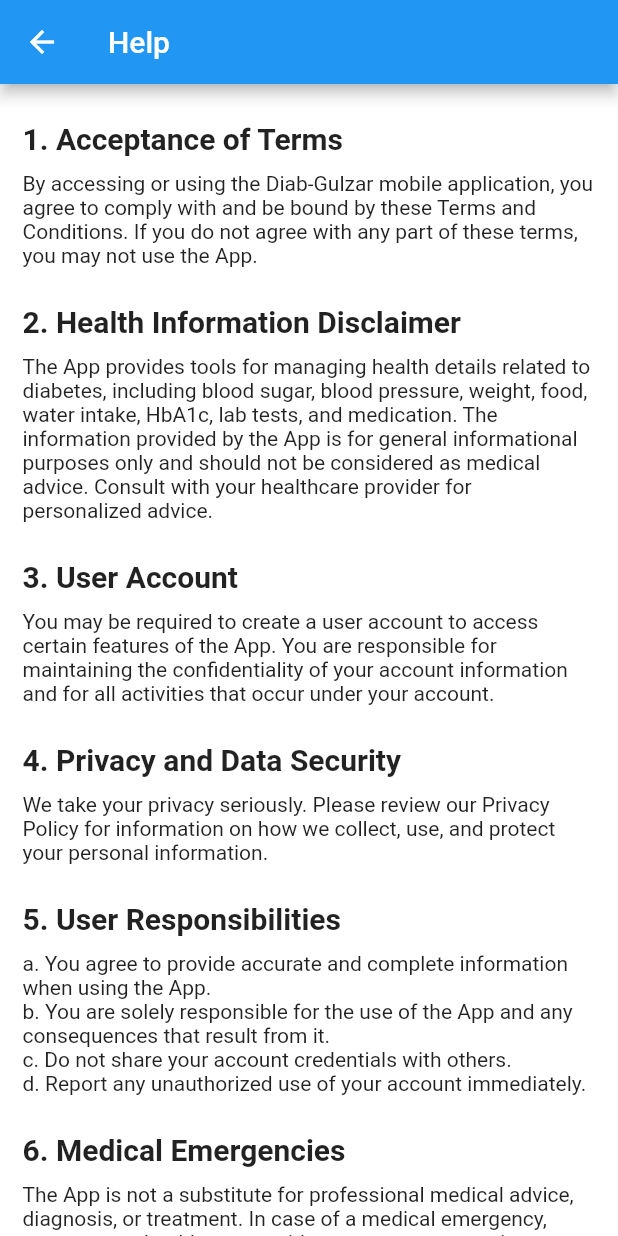
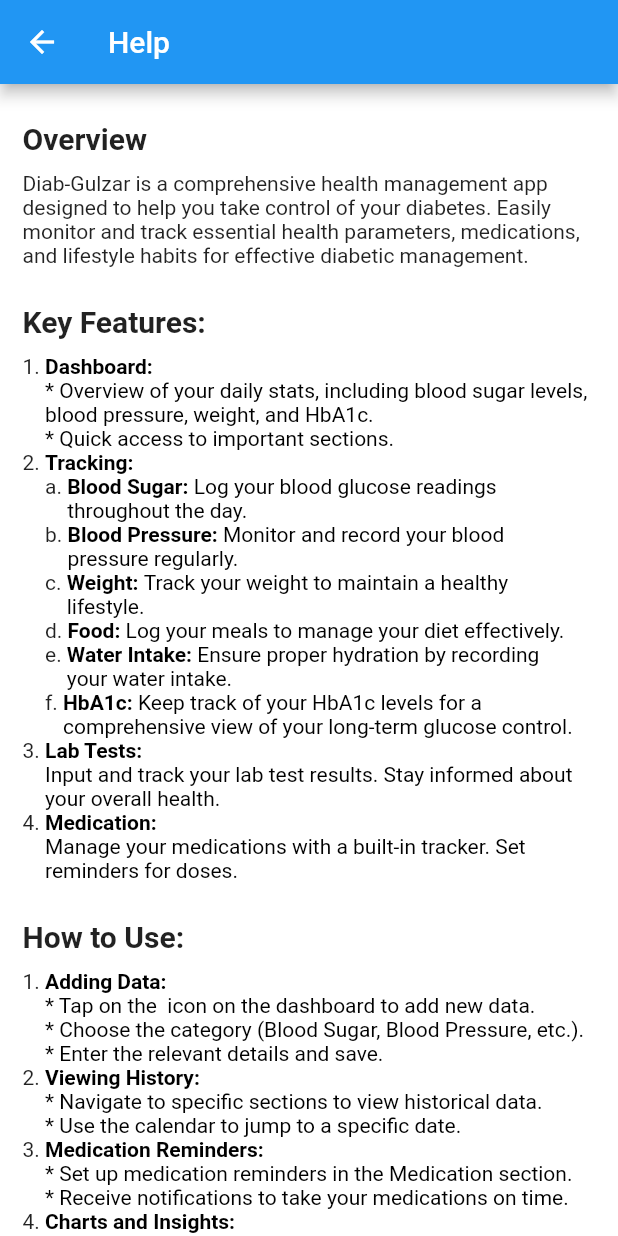
Before and after one commit to gulzarNabeel/gulzarNabeel, a Flutter app: the DataContentVC screen opened directly, on a phone screen of 412 x 824 dp. Run offline on Flutter 3.47's test engine with Material 2 defaults, Android fonts, the phone set to English and light mode, and no system bars; our stand-ins replace cloud_firestore, firebase_auth, firebase_core, firebase_storage, image_cropper, image_picker and 2 more; missing offline and left inert: country_calling_code_picker, dart:ffi; accounts and stored records are empty; statements that could not run were skipped.

Commit message:
no message

```diff
--- a/lib/Screens/Profile/DataContentVC.dart
+++ b/lib/Screens/Profile/DataContentVC.dart
@@ -634,7 +634,7 @@ class HelpBody extends StatelessWidget {
           child: Row(
             mainAxisAlignment: MainAxisAlignment.start,
             children: [
-              Text("1. Acceptance of Terms",
+              Text("Overview",
                   style: TextStyle(
                     fontWeight: FontWeight.bold,
                     fontSize: 20,
@@ -644,167 +644,14 @@ class HelpBody extends StatelessWidget {
         ),
         Padding(
             padding: EdgeInsets.symmetric(vertical: 0,horizontal: 15),
-            child: Text('By accessing or using the Diab-Gulzar mobile application, you agree to comply with and be bound by these Terms and Conditions. If you do not agree with any part of these terms, you may not use the App.')
+            child: Text('Diab-Gulzar is a comprehensive health management app designed to help you take control of your diabetes. Easily monitor and track essential health parameters, medications, and lifestyle habits for effective diabetic management.')
         ),
         Padding(
           padding: EdgeInsets.only(left: 15,right: 15,top: 25,bottom: 10),
           child: Row(
             mainAxisAlignment: MainAxisAlignment.start,
             children: [
-              Text("2. Health Information Disclaimer",
-                  style: TextStyle(
-                    fontWeight: FontWeight.bold,
-                    fontSize: 20,
-                  ))
-            ],
-          ),
-        ),
-        Padding(
-            padding: EdgeInsets.symmetric(vertical: 0,horizontal: 15),
-            child: Text('The App provides tools for managing health details related to diabetes, including blood sugar, blood pressure, weight, food, water intake, HbA1c, lab tests, and medication. The information provided by the App is for general informational purposes only and should not be considered as medical advice. Consult with your healthcare provider for personalized advice.')
-        ),
-        Padding(
-          padding: EdgeInsets.only(left: 15,right: 15,top: 25,bottom: 10),
-          child: Row(
-            mainAxisAlignment: MainAxisAlignment.start,
-            children: [
-              Text("3. User Account",
-                  style: TextStyle(
-                    fontWeight: FontWeight.bold,
-                    fontSize: 20,
-                  ))
-            ],
-          ),
-        ),
-        Padding(
-            padding: EdgeInsets.symmetric(vertical: 0,horizontal: 15),
-            child: Text('You may be required to create a user account to access certain features of the App. You are responsible for maintaining the confidentiality of your account information and for all activities that occur under your account.')
-        ),
-        Padding(
-          padding: EdgeInsets.only(left: 15,right: 15,top: 25,bottom: 10),
-          child: Row(
-            mainAxisAlignment: MainAxisAlignment.start,
-            children: [
-              Text("4. Privacy and Data Security",
-                  style: TextStyle(
-                    fontWeight: FontWeight.bold,
-                    fontSize: 20,
-                  ))
-            ],
-          ),
-        ),
-        Padding(
-            padding: EdgeInsets.symmetric(vertical: 0,horizontal: 15),
-            child: Text('We take your privacy seriously. Please review our Privacy Policy for information on how we collect, use, and protect your personal information.')
-        ),
-        Padding(
-          padding: EdgeInsets.only(left: 15,right: 15,top: 25,bottom: 10),
-          child: Row(
-            mainAxisAlignment: MainAxisAlignment.start,
-            children: [
-              Text("5. User Responsibilities",
-                  style: TextStyle(
-                    fontWeight: FontWeight.bold,
-                    fontSize: 20,
-                  ))
-            ],
-          ),
-        ),
-        Padding(
-            padding: EdgeInsets.symmetric(vertical: 0,horizontal: 15),
-            child: Text('a. You agree to provide accurate and complete information when using the App.\nb. You are solely responsible for the use of the App and any consequences that result from it.\nc. Do not share your account credentials with others.\nd. Report any unauthorized use of your account immediately.')
-        ),
-        Padding(
-          padding: EdgeInsets.only(left: 15,right: 15,top: 25,bottom: 10),
-          child: Row(
-            mainAxisAlignment: MainAxisAlignment.start,
-            children: [
-              Text("6. Medical Emergencies",
-                  style: TextStyle(
-                    fontWeight: FontWeight.bold,
-                    fontSize: 20,
-                  ))
-            ],
-          ),
-        ),
-        Padding(
-            padding: EdgeInsets.symmetric(vertical: 0,horizontal: 15),
-            child: Text('The App is not a substitute for professional medical advice, diagnosis, or treatment. In case of a medical emergency, contact your healthcare provider or emergency services.')
-        ),
-        Padding(
-          padding: EdgeInsets.only(left: 15,right: 15,top: 25,bottom: 10),
-          child: Row(
-            mainAxisAlignment: MainAxisAlignment.start,
-            children: [
-              Text("7. App Updates and Changes",
-                  style: TextStyle(
-                    fontWeight: FontWeight.bold,
-                    fontSize: 20,
-                  ))
-            ],
-          ),
-        ),
-        Padding(
-            padding: EdgeInsets.symmetric(vertical: 0,horizontal: 15),
-            child: Text('We may update or change the features of the App from time to time. You agree to accept these updates as part of your use of the App.'
-            )),
-        Padding(
-          padding: EdgeInsets.only(left: 15,right: 15,top: 25,bottom: 10),
-          child: Row(
-            mainAxisAlignment: MainAxisAlignment.start,
-            children: [
-              Text("8. Termination of Access",
-                  style: TextStyle(
-                    fontWeight: FontWeight.bold,
-                    fontSize: 20,
-                  ))
-            ],
-          ),
-        ),
-        Padding(
-            padding: EdgeInsets.symmetric(vertical: 0,horizontal: 15),
-            child: Text('We reserve the right to terminate or suspend your access to the App without prior notice for any reason, including violation of these terms.'
-            )),
-        Padding(
-          padding: EdgeInsets.only(left: 15,right: 15,top: 25,bottom: 10),
-          child: Row(
-            mainAxisAlignment: MainAxisAlignment.start,
-            children: [
-              Text("9. Limitation of Liability",
-                  style: TextStyle(
-                    fontWeight: FontWeight.bold,
-                    fontSize: 20,
-                  ))
-            ],
-          ),
-        ),
-        Padding(
-            padding: EdgeInsets.symmetric(vertical: 0,horizontal: 15),
-            child: Text('To the maximum extent permitted by law, the App provider shall not be liable for any direct, indirect, incidental, special, or consequential damages resulting from the use or inability to use the App.'
-            )),
-        Padding(
-          padding: EdgeInsets.only(left: 15,right: 15,top: 25,bottom: 10),
-          child: Row(
-            mainAxisAlignment: MainAxisAlignment.start,
-            children: [
-              Text("10. Governing Law",
-                  style: TextStyle(
-                    fontWeight: FontWeight.bold,
-                    fontSize: 20,
-                  ))
-            ],
-          ),
-        ),
-        Padding(
-            padding: EdgeInsets.symmetric(vertical: 0,horizontal: 15),
-            child: Text('These terms and conditions are governed by and construed in accordance with the laws of India.'
-            )),
-        Padding(
-          padding: EdgeInsets.only(left: 15,right: 15,top: 25,bottom: 10),
-          child: Row(
-            mainAxisAlignment: MainAxisAlignment.start,
-            children: [
-              Text("11. Contact Information",
+              Text("Key Features:",
                   style: TextStyle(
                     fontWeight: FontWeight.bold,
                     fontSize: 20,
@@ -818,19 +665,133 @@ class HelpBody extends StatelessWidget {
                 child: Column(
                   children: [
                     FormattedStringWithLink(
-                        bold: "",
-                        remaining: 'For any questions or concerns regarding these terms, please contact us at ',
-                        NumberIn: '', urlString: 'tel://+919746007604', link: '+91 9746007604'),
+                        bold: "Dashboard:",
+                        remaining: "\n* Overview of your daily stats, including blood sugar levels, blood pressure, weight, and HbA1c.\n* Quick access to important sections.",
+                        NumberIn: '1.', urlString: '', link: ''),
                     FormattedStringWithLink(
-                        bold: "",
-                        remaining: 'or ',
-                        NumberIn: '', urlString: 'mailto://gulzar.nabeel@gmail.com', link: 'gulzar.nabeel@gmail.com'),
+                        bold: "Tracking:",
+                        remaining: "",
+                        NumberIn: '2.', urlString: '', link: ''),
+                    Padding(
+                        padding: EdgeInsets.symmetric(vertical: 0,horizontal:15),
+                        child: SizedBox(
+                            child: Column(
+                              children: [
+                                FormattedStringWithLink(
+                                    bold: "Blood Sugar:",
+                                    remaining: "Log your blood glucose readings throughout the day.",
+                                    NumberIn: 'a.', urlString: '', link: ''),
+                                FormattedStringWithLink(
+                                    bold: "Blood Pressure:",
+                                    remaining: "Monitor and record your blood pressure regularly.",
+                                    NumberIn: 'b.', urlString: '', link: ''),
+                                FormattedStringWithLink(
+                                    bold: "Weight:",
+                                    remaining: "Track your weight to maintain a healthy lifestyle.",
+                                    NumberIn: 'c.', urlString: '', link: ''),
+                                FormattedStringWithLink(
+                                    bold: "Food:",
+                                    remaining: "Log your meals to manage your diet effectively.",
+                                    NumberIn: 'd.', urlString: '', link: ''),
+                                FormattedStringWithLink(
+                                    bold: "Water Intake:",
+                                    remaining: "Ensure proper hydration by recording your water intake.",
+                                    NumberIn: 'e.', urlString: '', link: ''),
+                                FormattedStringWithLink(
+                                    bold: "HbA1c:",
+                                    remaining: "Keep track of your HbA1c levels for a comprehensive view of your long-term glucose control.",
+                                    NumberIn: 'f.', urlString: '', link: ''),
+                              ],
+                            ))),
+                    FormattedStringWithLink(
+                        bold: "Lab Tests:",
+                        remaining: "\nInput and track your lab test results. Stay informed about your overall health.",
+                        NumberIn: '3.', urlString: '', link: ''),
+                    FormattedStringWithLink(
+                        bold: "Medication:",
+                        remaining: "\nManage your medications with a built-in tracker. Set reminders for doses.",
+                        NumberIn: '4.', urlString: '', link: ''),
                   ],
                 ))),
         Padding(
+          padding: EdgeInsets.only(left: 15,right: 15,top: 25,bottom: 10),
+          child: Row(
+            mainAxisAlignment: MainAxisAlignment.start,
+            children: [
+              Text("How to Use:",
+                  style: TextStyle(
+                    fontWeight: FontWeight.bold,
+                    fontSize: 20,
+                  ))
+            ],
+          ),
+        ),
+        Padding(
             padding: EdgeInsets.symmetric(vertical: 0,horizontal: 15),
-            child: Text('\n\nBy using the Diab-Gulzar App, you acknowledge that you have read, understood, and agree to be bound by these terms and conditions.\n\nLast updated: 01/01/2024\n\n\n'
-            ))
+            child: SizedBox(
+                child: Column(
+                  children: [
+                    FormattedStringWithLink(
+                        bold: "Adding Data:",
+                        remaining: "\n* Tap on the "+" icon on the dashboard to add new data.\n* Choose the category (Blood Sugar, Blood Pressure, etc.).\n* Enter the relevant details and save.",
+                        NumberIn: '1.', urlString: '', link: ''),
+                    FormattedStringWithLink(
+                        bold: "Viewing History:",
+                        remaining: "\n* Navigate to specific sections to view historical data.\n* Use the calendar to jump to a specific date.",
+                        NumberIn: '2.', urlString: '', link: ''),
+                    FormattedStringWithLink(
+                        bold: "Medication Reminders:",
+                        remaining: "\n* Set up medication reminders in the Medication section.\n* Receive notifications to take your medications on time.",
+                        NumberIn: '3.', urlString: '', link: ''),
+                    FormattedStringWithLink(
+                        bold: "Charts and Insights:",
+                        remaining: "\n* Access charts to visualize trends over time.\n* Gain insights into your health patterns.",
+                        NumberIn: '4.', urlString: '', link: ''),
+                    FormattedStringWithLink(
+                        bold: "Profile and Settings:",
+                        remaining: "\n* Personalize your profile with essential information.\n* Adjust app settings to suit your preferences.",
+                        NumberIn: '5.', urlString: '', link: '')
+                  ],
+                ))),
+        Padding(
+          padding: EdgeInsets.only(left: 15,right: 15,top: 25,bottom: 10),
+          child: Row(
+            mainAxisAlignment: MainAxisAlignment.start,
+            children: [
+              Text("Tips for Effective Usage:",
+                  style: TextStyle(
+                    fontWeight: FontWeight.bold,
+                    fontSize: 20,
+                  ))
+            ],
+          ),
+        ),
+        Padding(
+            padding: EdgeInsets.symmetric(vertical: 0,horizontal: 15),
+            child: Text('* Regularly update your data for accurate insights.\n* Utilize reminders to stay on track with medications and lifestyle habits.\n* Review charts and trends to understand your health journey.')
+        ),
+        Padding(
+          padding: EdgeInsets.only(left: 15,right: 15,top: 25,bottom: 10),
+          child: Row(
+            mainAxisAlignment: MainAxisAlignment.start,
+            children: [
+              Text("Support and Feedback:",
+                  style: TextStyle(
+                    fontWeight: FontWeight.bold,
+                    fontSize: 20,
+                  ))
+            ],
+          ),
+        ),
+        Padding(
+            padding: EdgeInsets.symmetric(vertical: 0,horizontal: 15),
+            child: Text('* For any questions or issues, visit our support section.\n* We value your feedback! Help us improve by sharing your thoughts.\n\n'
+            )),
+        Padding(
+            padding: EdgeInsets.symmetric(vertical: 0,horizontal: 15),
+            child: Text('Thank you for choosing Diab-Gulzar! We are here to support you on your journey to better health.\n\n\n')
+        ),
+
       ]),
     );
   }
```
